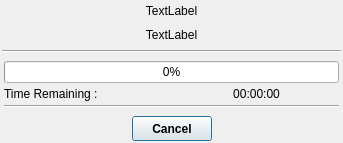
Qt form src/gui/progress.ui (trisyoungs/aten) before a commit.
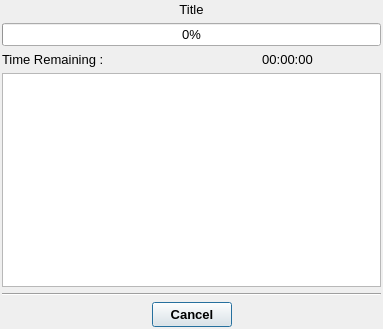
The same form after that commit. Icons and pictures are not drawn.

Commit message: Reimplemented GUI and CLI progress indicators as part of Messenger. Split Messenger (and associated Message class) off into separate library to deal with inevitable link order errors since Messenger now utilises the AtenProgress ui. Fixed - TExponentialSpin boxes did not have initial value set on some occasions.

Diff of the .ui file:
```diff
--- a/src/gui/progress.ui
+++ b/src/gui/progress.ui
@@ -8,8 +8,8 @@
    <rect>
     <x>0</x>
     <y>0</y>
-    <width>343</width>
-    <height>143</height>
+    <width>383</width>
+    <height>329</height>
    </rect>
   </property>
   <property name="sizePolicy">
@@ -18,6 +18,11 @@
     <verstretch>0</verstretch>
    </sizepolicy>
   </property>
+  <property name="font">
+   <font>
+    <pointsize>10</pointsize>
+   </font>
+  </property>
   <property name="windowTitle">
    <string>Operation Progress</string>
   </property>
@@ -25,46 +30,20 @@
    <iconset resource="icons.qrc">
     <normaloff>:/program/icons/aten.png</normaloff>:/program/icons/aten.png</iconset>
   </property>
-  <layout class="QVBoxLayout" name="verticalLayout_2">
-   <property name="margin">
-    <number>2</number>
-   </property>
-   <item>
-    <widget class="QLabel" name="JobTitleLabel">
-     <property name="text">
-      <string>TextLabel</string>
-     </property>
-     <property name="alignment">
-      <set>Qt::AlignCenter</set>
-     </property>
-    </widget>
-   </item>
-   <item>
-    <widget class="QLabel" name="SubTitleLabel">
-     <property name="text">
-      <string>TextLabel</string>
-     </property>
-     <property name="alignment">
-      <set>Qt::AlignCenter</set>
-     </property>
-    </widget>
-   </item>
-   <item>
-    <widget class="Line" name="line">
-     <property name="orientation">
-      <enum>Qt::Horizontal</enum>
-     </property>
-    </widget>
-   </item>
-   <item>
-    <widget class="QWidget" name="ProgressWidget" native="true">
      <layout class="QVBoxLayout" name="verticalLayout">
-      <property name="spacing">
-       <number>4</number>
-      </property>
       <property name="margin">
        <number>2</number>
       </property>
+   <item>
+    <widget class="QLabel" name="TitleLabel">
+     <property name="text">
+      <string>Title</string>
+     </property>
+     <property name="alignment">
+      <set>Qt::AlignCenter</set>
+     </property>
+    </widget>
+   </item>
       <item>
        <widget class="QProgressBar" name="ProgressBar">
         <property name="value">
@@ -103,13 +82,46 @@
        </layout>
       </item>
       <item>
-       <widget class="Line" name="line_2">
-        <property name="orientation">
-         <enum>Qt::Horizontal</enum>
-        </property>
-       </widget>
-      </item>
-     </layout>
+    <widget class="QTableWidget" name="TaskTable">
+     <property name="sizePolicy">
+      <sizepolicy hsizetype="Expanding" vsizetype="Expanding">
+       <horstretch>0</horstretch>
+       <verstretch>0</verstretch>
+      </sizepolicy>
+     </property>
+     <property name="font">
+      <font>
+       <pointsize>8</pointsize>
+      </font>
+     </property>
+     <property name="horizontalScrollBarPolicy">
+      <enum>Qt::ScrollBarAlwaysOff</enum>
+     </property>
+     <property name="editTriggers">
+      <set>QAbstractItemView::NoEditTriggers</set>
+     </property>
+     <property name="showGrid">
+      <bool>false</bool>
+     </property>
+     <property name="gridStyle">
+      <enum>Qt::NoPen</enum>
+     </property>
+     <property name="cornerButtonEnabled">
+      <bool>false</bool>
+     </property>
+     <attribute name="horizontalHeaderVisible">
+      <bool>false</bool>
+     </attribute>
+     <attribute name="verticalHeaderVisible">
+      <bool>false</bool>
+     </attribute>
+    </widget>
+   </item>
+   <item>
+    <widget class="Line" name="line">
+     <property name="orientation">
+      <enum>Qt::Horizontal</enum>
+     </property>
     </widget>
    </item>
    <item>
```
Left out of the diff: 1 changed line with no effect on the pictures. Lines whose indentation alone changed are shown as unchanged. The commit also changes 23 other files.
